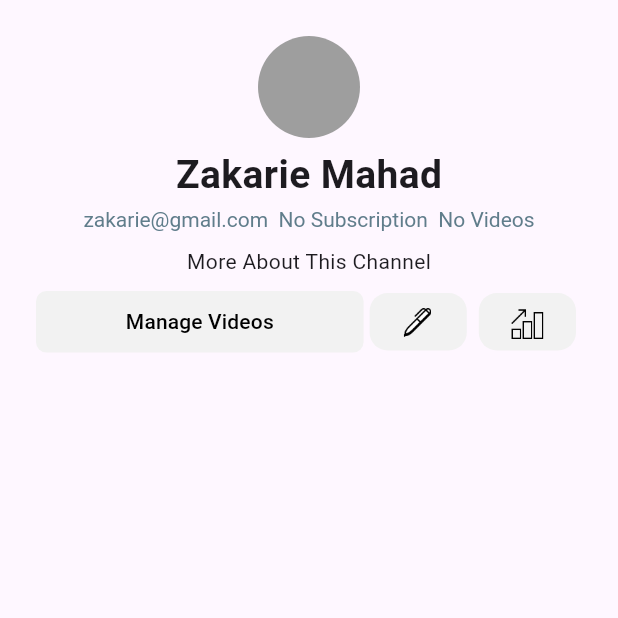
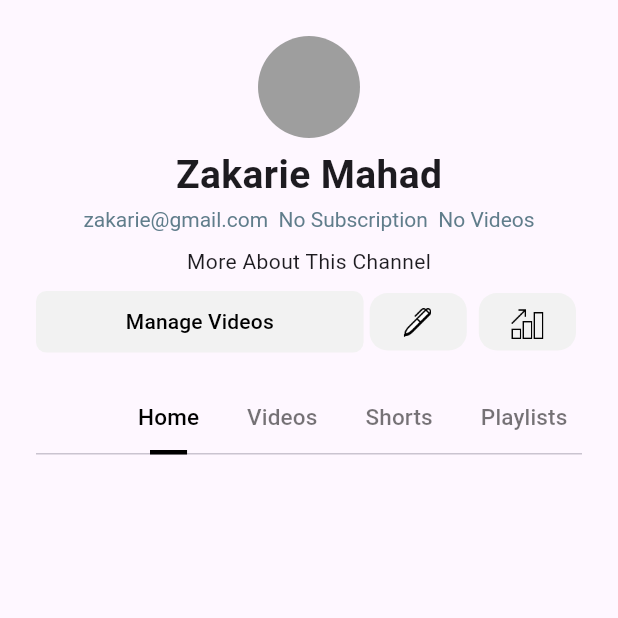
Before and after one commit to zakariem/youtube_clone, a Flutter app: the MyChannelPage screen opened directly, on a phone screen of 412 x 824 dp, the top half of it. Run offline on Flutter 3.47's test engine with Material 3 defaults, Android fonts, the phone set to English and light mode, and no system bars; our stand-ins replace cloud_firestore, firebase_auth, firebase_core, flutter_riverpod, google_sign_in; accounts and stored records are empty; generated files the repository leaves out were written again; network calls fail.

Commit message:
Refactor MyChannelPage to use DefaultTabController for tabbed navigation
- Introduced `DefaultTabController` to manage tabbed navigation within the `MyChannelPage`.
- Updated the page layout to include a `TabBar` with 7 tabs: Home, Videos, Shorts, Playlists, Community, Channel, and About.
- Enhanced the UI by wrapping the existing content within the `DefaultTabController` and `Scaffold`.
- Adjusted the `TabBar` styling to ensure proper alignment and visual consistency.
- Ensured that the `TabBar` is scrollable and includes appropriate padding and indicator styling.

```diff
--- a/lib/features/channel/my_channel/pages/my_channel_page.dart
+++ b/lib/features/channel/my_channel/pages/my_channel_page.dart
@@ -9,7 +9,9 @@ class MyChannelPage extends StatelessWidget {
 
   @override
   Widget build(BuildContext context) {
-    return Scaffold(
+    return DefaultTabController(
+      length: 7,
+      child: Scaffold(
         body: SafeArea(
           child: Padding(
             padding: const EdgeInsets.all(24),
@@ -80,8 +82,37 @@ class MyChannelPage extends StatelessWidget {
                         ),
                       ),
                     ],
+                  ),
+                  const SizedBox(height: 20),
+                  const TabBar(
+                    isScrollable: true,
+                    labelStyle: TextStyle(
+                      fontSize: 15,
+                      fontWeight: FontWeight.w500,
+                    ),
+                    unselectedLabelColor: Colors.black54,
+                    labelColor: Colors.black,
+                    indicator: BoxDecoration(
+                      border: Border(
+                        bottom: BorderSide(
+                          color: Colors.black,
+                          width: 3,
+                        ),
+                      ),
+                    ),
+                    indicatorPadding: EdgeInsets.symmetric(horizontal: 8),
+                    tabs: [
+                      Tab(text: 'Home'),
+                      Tab(text: 'Videos'),
+                      Tab(text: 'Shorts'),
+                      Tab(text: 'Playlists'),
+                      Tab(text: 'Community'),
+                      Tab(text: 'Channel'),
+                      Tab(text: 'About'),
+                    ],
                   )
                 ],
+              ),
             ),
           ),
         ),
```
Lines whose indentation alone changed are shown as unchanged.
